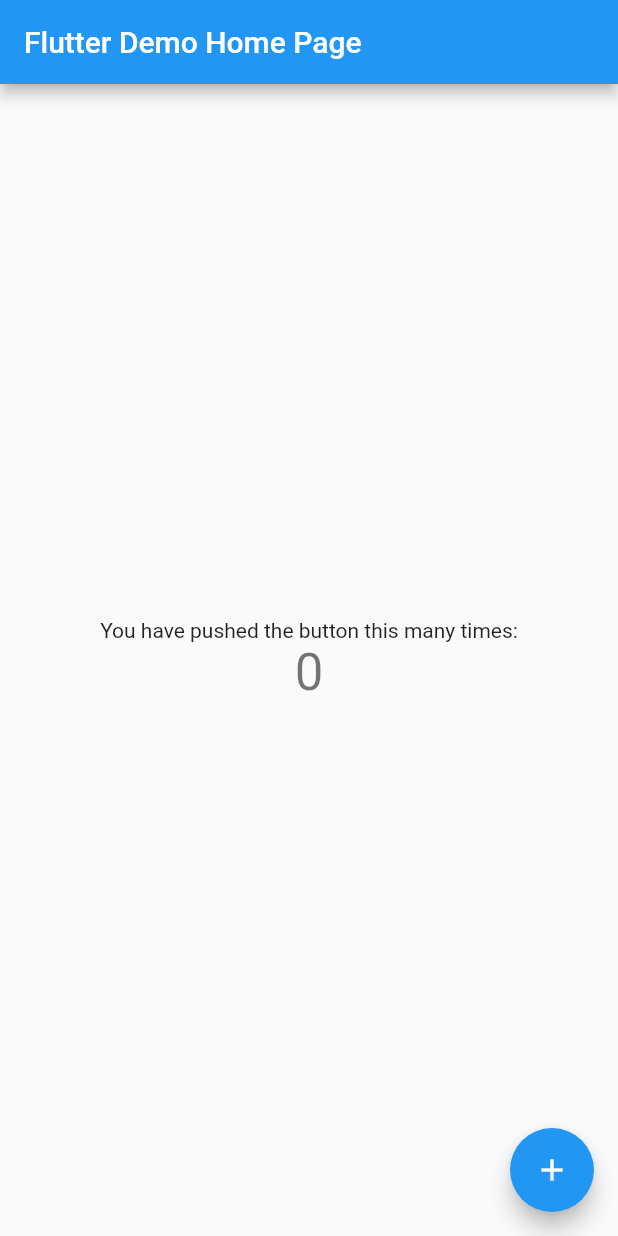
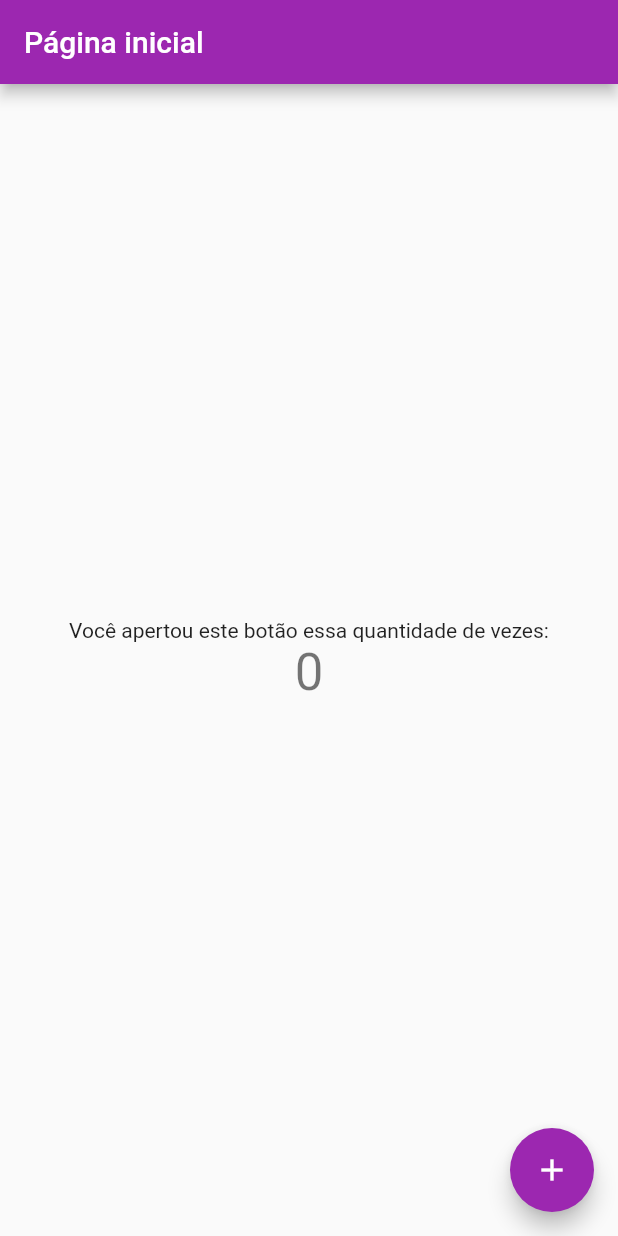
Before and after one commit to Robson019/curso_flutter_ifal, a Flutter app: the screen it shows after launch, on a phone screen of 412 x 824 dp. Run offline on Flutter 3.47's test engine with Material 2 defaults, Android fonts, the phone set to English and light mode, and no system bars.

Commit message:
change color theme and text fields

```diff
--- a/hello_world/lib/main.dart
+++ b/hello_world/lib/main.dart
@@ -22,9 +22,9 @@
         // or simply save your changes to "hot reload" in a Flutter IDE).
         // Notice that the counter didn't reset back to zero; the application
         // is not restarted.
-        primarySwatch: Colors.blue,
+        primarySwatch: Colors.purple,
       ),
-      home: const MyHomePage(title: 'Flutter Demo Home Page'),
+      home: const MyHomePage(title: 'Página inicial'),
     );
   }
 }
@@ -96,7 +96,7 @@
           mainAxisAlignment: MainAxisAlignment.center,
           children: <Widget>[
             const Text(
-              'You have pushed the button this many times:',
+              'Você apertou este botão essa quantidade de vezes:',
             ),
             Text(
               '$_counter',
```
